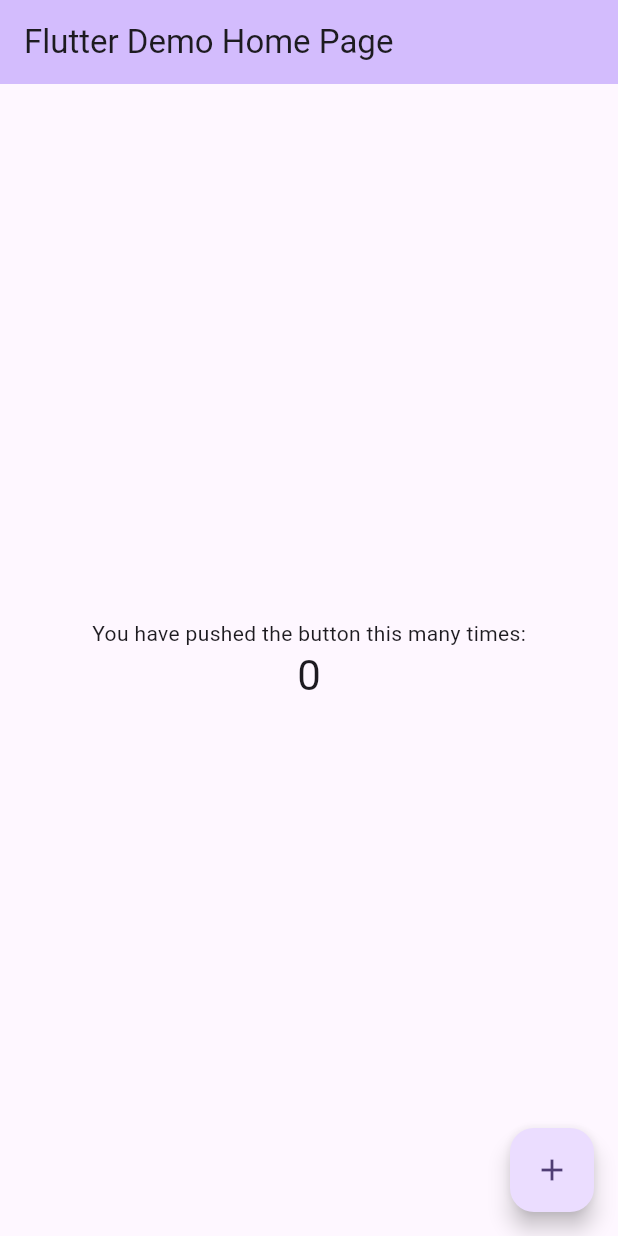
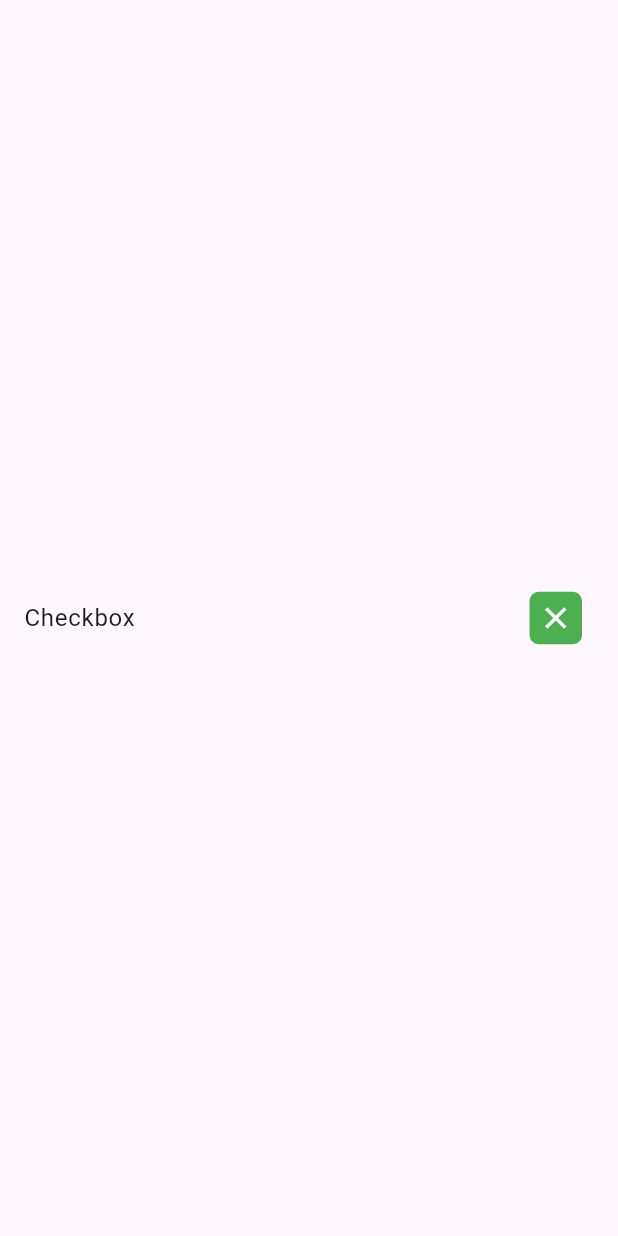
Before and after one commit to Ignaciomanchu1998/acontplus_widgets, a Flutter app: the screen it shows after launch, on a phone screen of 412 x 824 dp. Run offline on Flutter 3.47's test engine with Material 3 defaults, Android fonts, the phone set to English and light mode, and no system bars.

Commit message:
Adding new screen (home) in example project

```diff
--- a/example/lib/main.dart
+++ b/example/lib/main.dart
@@ -1,125 +1,17 @@
+import 'package:example/screens/home_screen.dart';
 import 'package:flutter/material.dart';
 
-void main() {
-  runApp(const MyApp());
-}
+void main() => runApp(const MyApp());
 
 class MyApp extends StatelessWidget {
   const MyApp({super.key});
 
-  // This widget is the root of your application.
   @override
   Widget build(BuildContext context) {
     return MaterialApp(
-      title: 'Flutter Demo',
-      theme: ThemeData(
-        // This is the theme of your application.
-        //
-        // TRY THIS: Try running your application with "flutter run". You'll see
-        // the application has a purple toolbar. Then, without quitting the app,
-        // try changing the seedColor in the colorScheme below to Colors.green
-        // and then invoke "hot reload" (save your changes or press the "hot
-        // reload" button in a Flutter-supported IDE, or press "r" if you used
-        // the command line to start the app).
-        //
-        // Notice that the counter didn't reset back to zero; the application
-        // state is not lost during the reload. To reset the state, use hot
-        // restart instead.
-        //
-        // This works for code too, not just values: Most code changes can be
-        // tested with just a hot reload.
-        colorScheme: ColorScheme.fromSeed(seedColor: Colors.deepPurple),
-        useMaterial3: true,
-      ),
-      home: const MyHomePage(title: 'Flutter Demo Home Page'),
+      debugShowCheckedModeBanner: false,
+      title: 'AcontPlus Widgets',
+      home: HomeScreen(),
     );
   }
 }
-
-class MyHomePage extends StatefulWidget {
-  const MyHomePage({super.key, required this.title});
-
-  // This widget is the home page of your application. It is stateful, meaning
-  // that it has a State object (defined below) that contains fields that affect
-  // how it looks.
-
-  // This class is the configuration for the state. It holds the values (in this
-  // case the title) provided by the parent (in this case the App widget) and
-  // used by the build method of the State. Fields in a Widget subclass are
-  // always marked "final".
-
-  final String title;
-
-  @override
-  State<MyHomePage> createState() => _MyHomePageState();
-}
-
-class _MyHomePageState extends State<MyHomePage> {
-  int _counter = 0;
-
-  void _incrementCounter() {
-    setState(() {
-      // This call to setState tells the Flutter framework that something has
-      // changed in this State, which causes it to rerun the build method below
-      // so that the display can reflect the updated values. If we changed
-      // _counter without calling setState(), then the build method would not be
-      // called again, and so nothing would appear to happen.
-      _counter++;
-    });
-  }
-
-  @override
-  Widget build(BuildContext context) {
-    // This method is rerun every time setState is called, for instance as done
-    // by the _incrementCounter method above.
-    //
-    // The Flutter framework has been optimized to make rerunning build methods
-    // fast, so that you can just rebuild anything that needs updating rather
-    // than having to individually change instances of widgets.
-    return Scaffold(
-      appBar: AppBar(
-        // TRY THIS: Try changing the color here to a specific color (to
-        // Colors.amber, perhaps?) and trigger a hot reload to see the AppBar
-        // change color while the other colors stay the same.
-        backgroundColor: Theme.of(context).colorScheme.inversePrimary,
-        // Here we take the value from the MyHomePage object that was created by
-        // the App.build method, and use it to set our appbar title.
-        title: Text(widget.title),
-      ),
-      body: Center(
-        // Center is a layout widget. It takes a single child and positions it
-        // in the middle of the parent.
-        child: Column(
-          // Column is also a layout widget. It takes a list of children and
-          // arranges them vertically. By default, it sizes itself to fit its
-          // children horizontally, and tries to be as tall as its parent.
-          //
-          // Column has various properties to control how it sizes itself and
-          // how it positions its children. Here we use mainAxisAlignment to
-          // center the children vertically; the main axis here is the vertical
-          // axis because Columns are vertical (the cross axis would be
-          // horizontal).
-          //
-          // TRY THIS: Invoke "debug painting" (choose the "Toggle Debug Paint"
-          // action in the IDE, or press "p" in the console), to see the
-          // wireframe for each widget.
-          mainAxisAlignment: MainAxisAlignment.center,
-          children: <Widget>[
-            const Text(
-              'You have pushed the button this many times:',
-            ),
-            Text(
-              '$_counter',
-              style: Theme.of(context).textTheme.headlineMedium,
-            ),
-          ],
-        ),
-      ),
-      floatingActionButton: FloatingActionButton(
-        onPressed: _incrementCounter,
-        tooltip: 'Increment',
-        child: const Icon(Icons.add),
-      ), // This trailing comma makes auto-formatting nicer for build methods.
-    );
-  }
-}
--- /dev/null
+++ b/example/lib/screens/home_screen.dart
@@ -0,0 +1,24 @@
+import 'package:flutter/material.dart';
+import 'package:acontplus_widgets/acontplus_widgets.dart';
+
+class HomeScreen extends StatelessWidget {
+  const HomeScreen({super.key});
+
+  @override
+  Widget build(BuildContext context) {
+    return Scaffold(
+      body: Column(
+        mainAxisAlignment: MainAxisAlignment.center,
+        children: [
+          CheckboxWidget(
+            isChecked: true,
+            onChanged: (value) {},
+            title: const Text('Checkbox'),
+            checkedColor: Colors.green,
+            checkedIcon: const Icon(Icons.close, color: Colors.white),
+          ),
+        ],
+      ),
+    );
+  }
+}
--- a/example/pubspec.yaml
+++ b/example/pubspec.yaml
@@ -34,6 +34,8 @@ dependencies:
   # The following adds the Cupertino Icons font to your application.
   # Use with the CupertinoIcons class for iOS style icons.
   cupertino_icons: ^1.0.8
+  acontplus_widgets:
+    path: ../
 
 dev_dependencies:
   flutter_test:
--- a/pubspec.yaml
+++ b/pubspec.yaml
@@ -1,7 +1,7 @@
 name: acontplus_widgets
-description: "A new Flutter package project."
+description: "Reusable components such as Checkbox, Radio, Buttons, and more, designed for Flutter projects."
 version: 0.0.1
-homepage:
+homepage: https://github.com/Ignaciomanchu1998/acontplus_widgets
 
 environment:
   sdk: ^3.6.1
```
Also changed, not shown: example/pubspec.lock.
